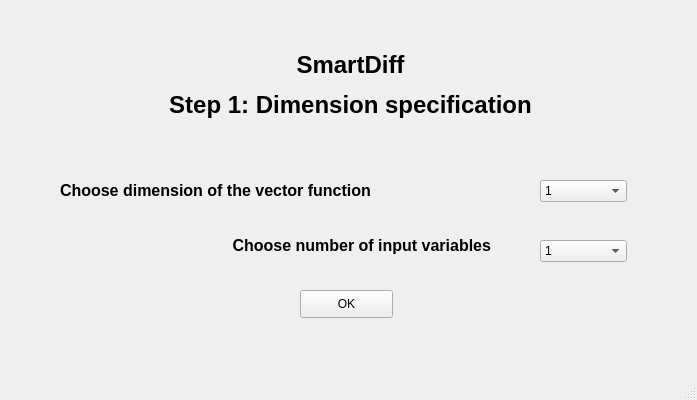
First picture: the form in GUI/step1.ui, repository SmartDiff/cs107-FinalProject, before the edit.
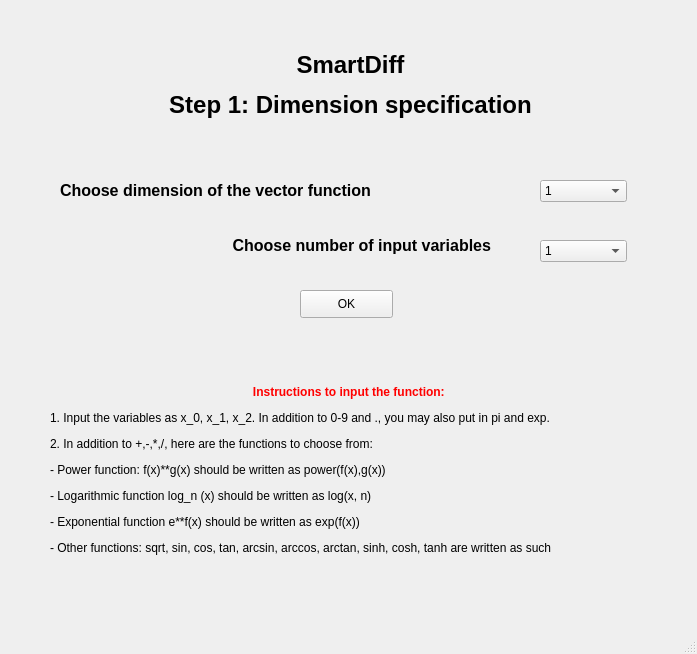
Second picture: the form after the edit.

Commit message: added instructions to put in the function

```diff
--- a/GUI/step1.ui
+++ b/GUI/step1.ui
@@ -10,7 +10,7 @@
     <x>0</x>
     <y>0</y>
     <width>697</width>
-    <height>400</height>
+    <height>654</height>
    </rect>
   </property>
   <property name="windowTitle">
@@ -131,6 +131,19 @@
      <string>OK</string>
     </property>
    </widget>
+   <widget class="QLabel" name="Instructions">
+    <property name="geometry">
+     <rect>
+      <x>50</x>
+      <y>370</y>
+      <width>601</width>
+      <height>201</height>
+     </rect>
+    </property>
+    <property name="text">
+     <string>&lt;html&gt;&lt;head/&gt;&lt;body&gt;&lt;p align=&quot;center&quot;&gt;&lt;span style=&quot; font-weight:600; color:#ff0000;&quot;&gt;Instructions to input the function: &lt;/span&gt;&lt;/p&gt;&lt;p&gt;1. Input the variables as x_0, x_1, x_2. In addition to 0-9 and ., you may also put in pi and exp. &lt;/p&gt;&lt;p&gt;2. In addition to +,-,*,/, here are the functions to choose from: &lt;/p&gt;&lt;p&gt;- Power function: f(x)**g(x) should be written as power(f(x),g(x))&lt;/p&gt;&lt;p&gt;- Logarithmic function log_n (x) should be written as log(x, n)&lt;/p&gt;&lt;p&gt;- Exponential function e**f(x) should be written as exp(f(x))&lt;/p&gt;&lt;p&gt;- Other functions: sqrt, sin, cos, tan, arcsin, arccos, arctan, sinh, cosh, tanh are written as such&lt;/p&gt;&lt;/body&gt;&lt;/html&gt;</string>
+    </property>
+   </widget>
   </widget>
   <widget class="QMenuBar" name="menubar">
    <property name="geometry">
```
The commit also changes 1 other file.
